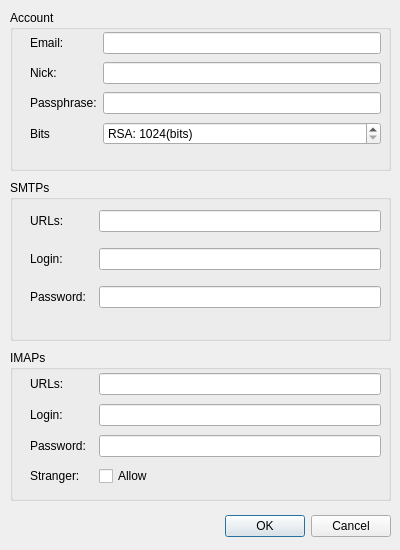
This is qt/optiondialog.ui in bitbaba/bitmail as Qt 5 draws it before an edit. The edited form follows.
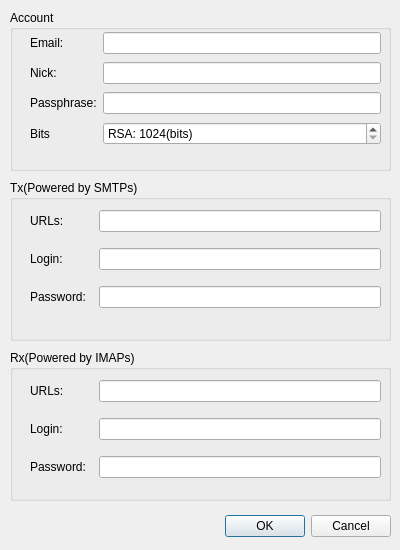
This is the edited form.

Commit message: qt: remove stranger options;

What changed in the file:
```diff
--- a/qt/optiondialog.ui
+++ b/qt/optiondialog.ui
@@ -155,7 +155,7 @@
     </rect>
    </property>
    <property name="title">
-    <string>SMTPs</string>
+    <string>Tx(Powered by SMTPs)</string>
    </property>
    <widget class="QWidget" name="gridLayoutWidget_2">
     <property name="geometry">
@@ -225,7 +225,7 @@
     </rect>
    </property>
    <property name="title">
-    <string>IMAPs</string>
+    <string>Rx(Powered by IMAPs)</string>
    </property>
    <widget class="QWidget" name="gridLayoutWidget_4">
     <property name="geometry">
@@ -282,20 +282,6 @@
        </property>
       </widget>
      </item>
-     <item row="3" column="0">
-      <widget class="QLabel" name="lbImapStranger">
-       <property name="text">
-        <string>Stranger:</string>
-       </property>
-      </widget>
-     </item>
-     <item row="3" column="1">
-      <widget class="QCheckBox" name="cbAllowStranger">
-       <property name="text">
-        <string>Allow</string>
-       </property>
-      </widget>
-     </item>
     </layout>
    </widget>
   </widget>
```
Left out of the diff: 1 changed line with no effect on the pictures. The commit also changes 5 other files.
